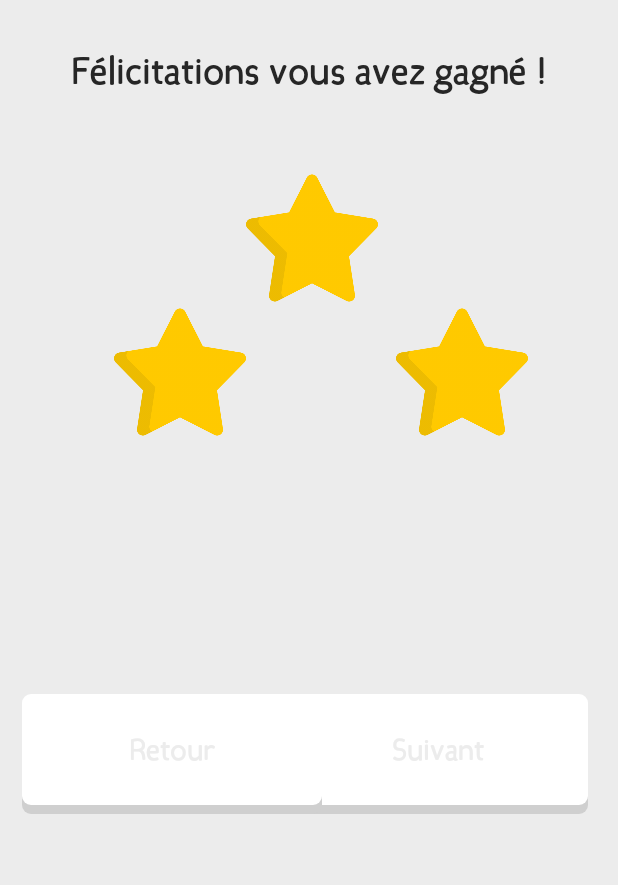
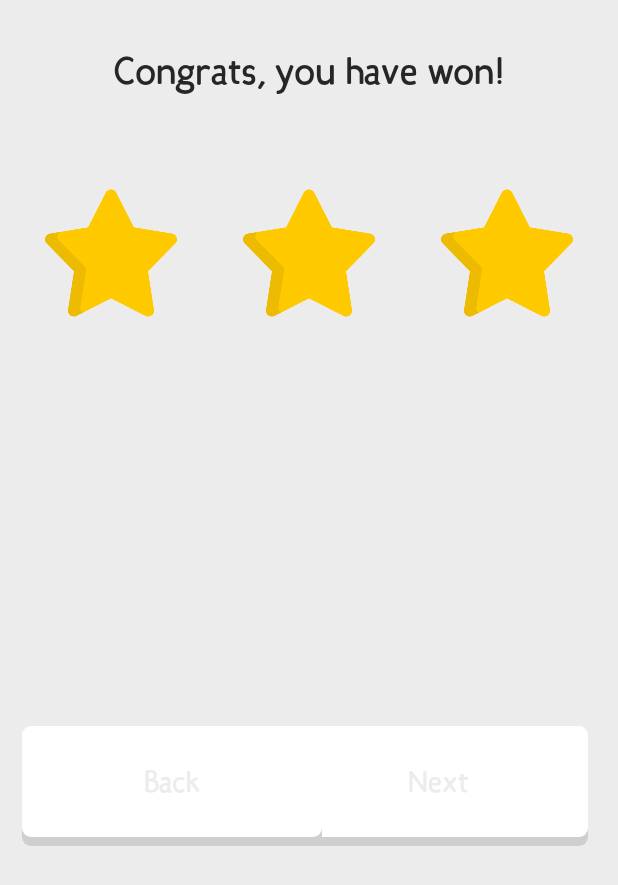
Before and after one commit to 1visible/Watizit, an Android app: the layout popup.xml on its own in the app's theme, with its tools: preview values and no code run, on a phone screen of 412 x 824 dp. Shown: the top 885 px of the screen. Run offline under Robolectric (Android 15) with nearby library versions, the phone set to English and light mode, and no system bars.

Commit message:
Add translate

```diff
--- a/app/src/main/res/layout/popup.xml
+++ b/app/src/main/res/layout/popup.xml
@@ -17,7 +17,7 @@
         android:layout_marginTop="30dp"
         android:layout_marginEnd="10dp"
         android:layout_marginRight="10dp"
-        android:text="Félicitations vous avez gagné !"
+        android:text="@string/win_text"
         app:autoSizeTextType="none"
         app:layout_constraintBottom_toBottomOf="parent"
         app:layout_constraintEnd_toEndOf="parent"
@@ -29,51 +29,56 @@
         android:id="@+id/star"
         android:layout_width="88dp"
         android:layout_height="89dp"
-        android:layout_marginTop="50dp"
-        app:layout_constraintEnd_toEndOf="parent"
-        app:layout_constraintHorizontal_bias="0.507"
-        app:layout_constraintStart_toStartOf="parent"
-        app:layout_constraintTop_toBottomOf="@+id/textView"
+        android:layout_marginStart="5dp"
+        android:layout_marginLeft="5dp"
+        android:layout_marginTop="40dp"
+        android:layout_marginEnd="5dp"
+        android:layout_marginRight="5dp"
+        app:layout_constraintBottom_toBottomOf="@+id/star2"
+        app:layout_constraintEnd_toStartOf="@+id/star2"
+        app:layout_constraintStart_toEndOf="@+id/star3"
+        app:layout_constraintTop_toTopOf="@+id/star2"
+        app:layout_constraintVertical_bias="1.0"
         app:srcCompat="@drawable/star" />
 
     <ImageView
         android:id="@+id/star3"
         android:layout_width="88dp"
         android:layout_height="89dp"
-        android:layout_marginEnd="60dp"
-        android:layout_marginRight="60dp"
-        app:layout_constraintEnd_toEndOf="parent"
-        app:layout_constraintTop_toBottomOf="@+id/star"
+        android:layout_marginStart="30dp"
+        android:layout_marginLeft="30dp"
+        android:layout_marginTop="60dp"
+        app:layout_constraintBottom_toBottomOf="@+id/star"
+        app:layout_constraintStart_toStartOf="parent"
+        app:layout_constraintTop_toTopOf="@+id/star"
+        app:layout_constraintVertical_bias="1.0"
         app:srcCompat="@drawable/star" />
 
     <ImageView
         android:id="@+id/star2"
         android:layout_width="88dp"
         android:layout_height="89dp"
-        android:layout_marginStart="30dp"
-        android:layout_marginLeft="30dp"
-        app:layout_constraintBottom_toBottomOf="@+id/star3"
-        app:layout_constraintEnd_toStartOf="@+id/star3"
-        app:layout_constraintHorizontal_bias="0.314"
-        app:layout_constraintStart_toStartOf="parent"
-        app:layout_constraintTop_toTopOf="@+id/star3"
+        android:layout_marginTop="60dp"
+        android:layout_marginEnd="30dp"
+        android:layout_marginRight="30dp"
+        app:layout_constraintEnd_toEndOf="parent"
+        app:layout_constraintTop_toBottomOf="@+id/textView"
         app:srcCompat="@drawable/star" />
 
     <Button
         android:id="@+id/next"
         android:layout_width="300px"
         android:layout_height="120px"
-        android:layout_marginTop="50dp"
+        android:layout_marginTop="40dp"
         android:layout_marginEnd="20dp"
         android:layout_marginRight="20dp"
         android:layout_marginBottom="30dp"
         android:onClick="next"
-        android:text="Suivant"
+        android:text="@string/next1"
         android:textSize="20dp"
         app:layout_constraintBottom_toBottomOf="parent"
         app:layout_constraintEnd_toEndOf="parent"
-        app:layout_constraintTop_toBottomOf="@+id/star3"
-        app:layout_constraintVertical_bias="0.323" />
+        app:layout_constraintTop_toBottomOf="@+id/star" />
 
     <Button
         android:id="@+id/retour"
@@ -81,19 +86,18 @@
         android:layout_height="120px"
         android:layout_marginStart="20dp"
         android:layout_marginLeft="20dp"
-        android:layout_marginTop="50dp"
+        android:layout_marginTop="40dp"
         android:layout_marginEnd="10dp"
         android:layout_marginRight="10dp"
         android:layout_marginBottom="30dp"
         android:onClick="retour"
-        android:text="Retour"
+        android:text="@string/back1"
         android:textSize="20dp"
         app:layout_constraintBottom_toBottomOf="parent"
         app:layout_constraintEnd_toStartOf="@+id/next"
         app:layout_constraintHorizontal_bias="0.142"
         app:layout_constraintStart_toStartOf="parent"
-        app:layout_constraintTop_toBottomOf="@+id/star2"
-        app:layout_constraintVertical_bias="0.323" />
+        app:layout_constraintTop_toBottomOf="@+id/star" />
 
 
 </androidx.constraintlayout.widget.ConstraintLayout>
--- a/app/src/main/res/values/strings.xml
+++ b/app/src/main/res/values/strings.xml
@@ -14,8 +14,20 @@
     <!-- Levels menu -->
     <string name="level">Level</string>
     <!-- Level -->
-    <string name="win_text">Congrats, you\'ve won!</string>
+    <string name="win_text">Congrats, you have won!</string>
     <string name="next">\uF04B</string>
+    <string name="back1">Back</string>
+    <string name="next1">Next</string>
     <!-- Other -->
     <string name="back">\uF104</string>
+    <!-- Popup indice -->
+    <string name="clue">Choose a clue</string>
+    <string name="clue1">5 O - View a letter</string>
+    <string name="clue2">15 O - View the image</string>
+    <string name="clue3">20 O - Find the word</string>
+    <string name="close">Close</string>
+    <!-- Popup confirm -->
+    <string name="yes">Yes</string>
+    <string name="no">No</string>
+    <string name="bonus">Confirm the use of the bonus?</string>
 </resources>
```
Also changed, not shown: app/src/main/java/com/example/watizit/menus/MenuJouer.java (+20 -2 lines), app/src/main/res/layout/confirm_help.xml (+27 -23 lines), app/src/main/res/layout/popup_help.xml (+23 -20 lines), 1 other file.
